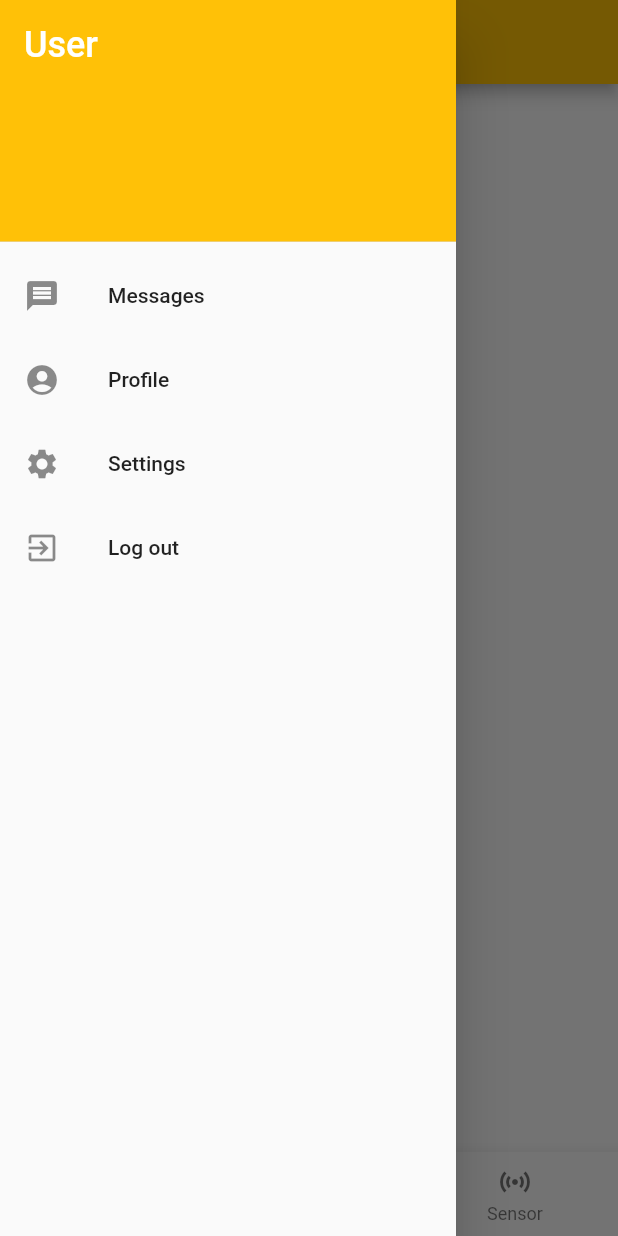
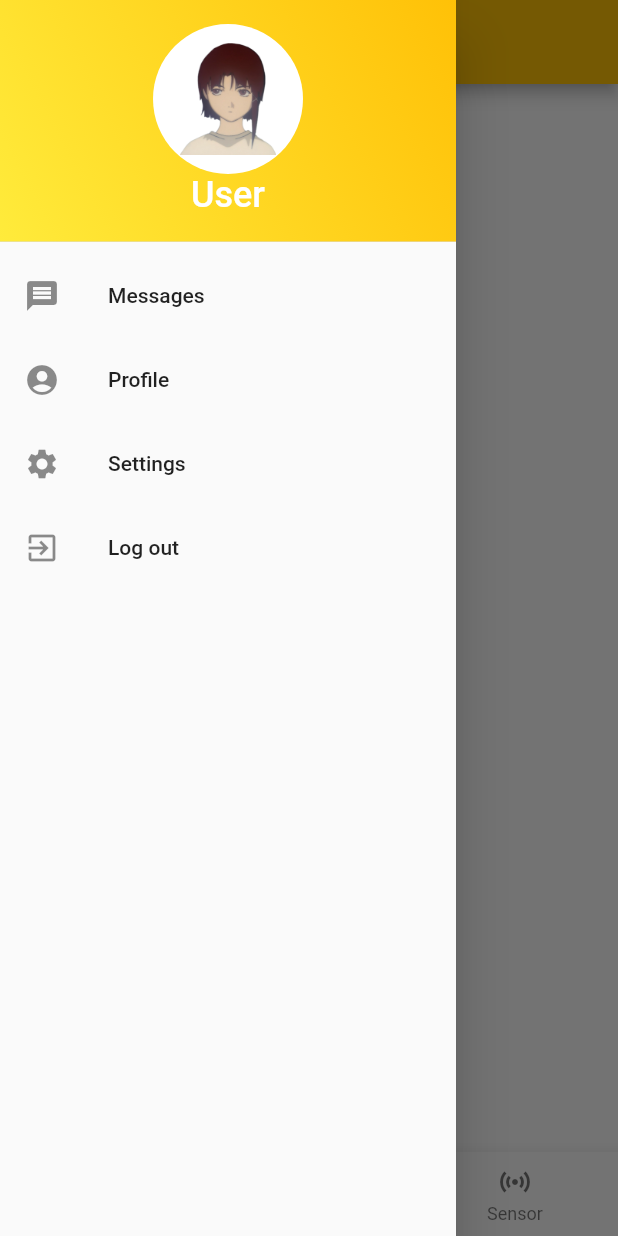
Before and after one commit to Wh0rigin/GraduationProject-Android, a Flutter app: the NavStatfulWidget screen opened directly, with the side drawer open, on a phone screen of 412 x 824 dp. Run offline on Flutter 3.47's test engine with Material 2 defaults, Android fonts, the phone set to English and light mode, and no system bars; our stand-ins replace get.

Commit message:
Setting and user portrait

```diff
--- a/lib/MyApp.dart
+++ b/lib/MyApp.dart
@@ -15,6 +15,7 @@ class MyApp extends StatelessWidget {
         color: Colors.white,
         theme: ThemeData(primarySwatch: Colors.amber),
         darkTheme: ThemeData(primarySwatch: Colors.brown),
+        defaultTransition: Transition.native,
         debugShowCheckedModeBanner: false,
         home: const LoginPage());
   }
--- a/lib/frames/NavStatfulWidget.dart
+++ b/lib/frames/NavStatfulWidget.dart
@@ -1,5 +1,6 @@
 import 'package:flutter/gestures.dart';
 import "package:flutter/material.dart";
+import 'package:graduation_project/common/assets.dart';
 import 'package:graduation_project/pages/LoginPages.dart';
 import 'package:graduation_project/pages/SensorPage.dart';
 import '../pages/BookPage.dart';
@@ -17,6 +18,7 @@ class _NavStatfulWidgetState extends State<NavStatfulWidget> {
   static const String _title = "图书管理系统";
   static const TextStyle optionStyle =
       TextStyle(fontSize: 30, fontWeight: FontWeight.bold);
+  bool isDarkMode = false;
   static final List<Widget> _widgetOptions = <Widget>[
     const Text(
       'Index 0: Home',
@@ -43,30 +45,76 @@ class _NavStatfulWidgetState extends State<NavStatfulWidget> {
         child: ListView(
           padding: EdgeInsets.zero,
           children: <Widget>[
-            const DrawerHeader(
+            DrawerHeader(
+                decoration: const BoxDecoration(
+                    gradient: LinearGradient(
+                        //渐变位置
+                        begin: Alignment.topRight, //右上
+                        end: Alignment.bottomLeft, //左下
+                        stops: [0.0, 1.0], //[渐变起始点, 渐变结束点]
+                        //渐变颜色[始点颜色, 结束颜色]
+                        colors: [Colors.amber, Colors.yellow])),
+                child: Column(
+                  children: [
+                    Stack(
+                      alignment: Alignment.center,
+                      children: [
+                        Container(
+                          width: 100,
+                          height: 100,
                           decoration: BoxDecoration(
-                color: Colors.amber,
+                              color: Colors.white,
+                              borderRadius: BorderRadius.circular(100 / 2)),
                         ),
-              child: Text(
+                        Image.asset(
+                          AssetsImages.i1367107945Png,
+                          width: 75,
+                          height: 75,
+                        )
+                      ],
+                    ),
+                    const Text(
                       'User',
                       style: TextStyle(
                         color: Colors.white,
                         fontSize: 24,
                       ),
                     ),
-            ),
+                  ],
+                )),
             const ListTile(
               leading: Icon(Icons.message),
               title: Text('Messages'),
             ),
-            const ListTile(
-              leading: Icon(Icons.account_circle),
-              title: Text('Profile'),
-            ),
-            const ListTile(
-              leading: Icon(Icons.settings),
-              title: Text('Settings'),
-            ),
+            ListTile(
+                leading: const Icon(Icons.account_circle),
+                title: const Text('Profile'),
+                onTap: () => Get.defaultDialog(
+                    // onConfirm: () => print("Ok"),
+                    title: "用户信息",
+                    content: Column(
+                      children: const [
+                        Text("用户名:User"),
+                        Text("手机号:123456689"),
+                        Text("注册时间:yyyy-MM-dd")
+                      ],
+                    ))),
+            ListTile(
+                leading: const Icon(Icons.settings),
+                title: const Text('Settings'),
+                onTap: () => Get.defaultDialog(
+                    // onConfirm: () => print("Ok"),
+                    title: "Setting",
+                    content: Switch(
+                        // This bool value toggles the switch.
+                        value: isDarkMode,
+                        activeColor: Colors.blue,
+                        onChanged: (bool? value) {
+                          // This is called when the user toggles the switch.
+                          setState(() {
+                            isDarkMode = value!;
+                          });
+                        }))),
             ListTile(
                 leading: const Icon(Icons.exit_to_app),
                 title: const Text("Log out"),
--- a/lib/pages/LoginPages.dart
+++ b/lib/pages/LoginPages.dart
@@ -21,7 +21,7 @@ class _LoginPageState extends State<LoginPage> {
         title: const Text(_title),
       ),
       body: Padding(
-          padding: const EdgeInsets.all(40),
+          padding: const EdgeInsets.fromLTRB(50, 0, 50, 0),
           child: Column(
             mainAxisAlignment: MainAxisAlignment.center,
             children: [
```
Also changed, not shown: lib/common/assets.dart (renamed from lib/assets.dart). Lines whose indentation alone changed are shown as unchanged.
